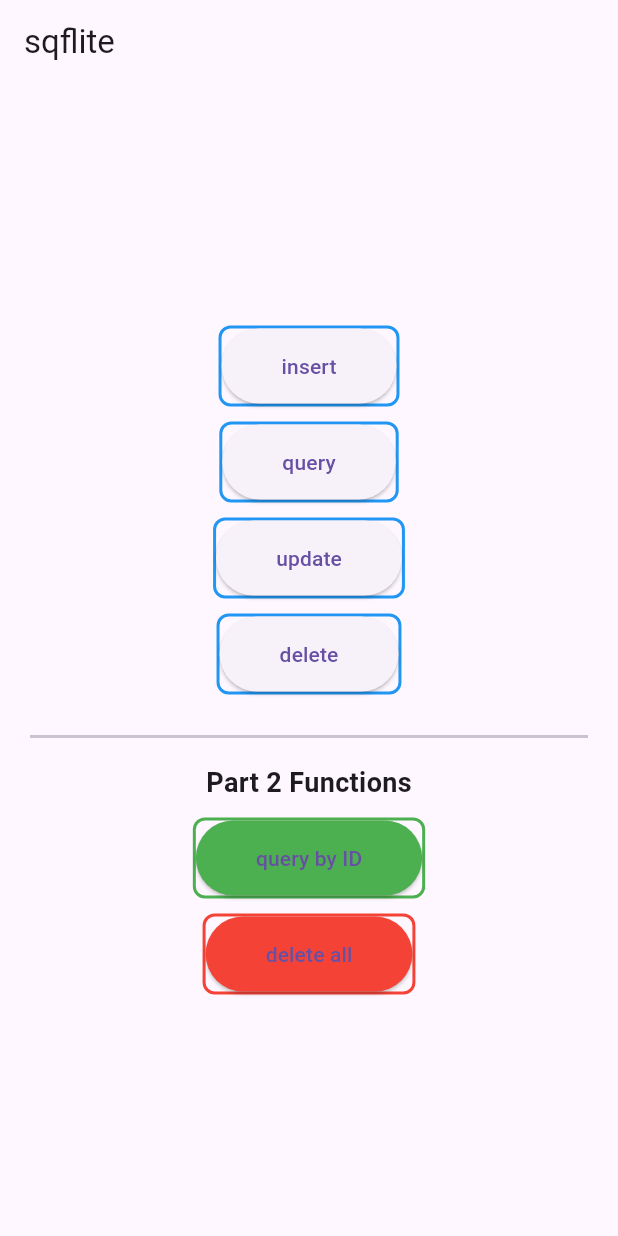
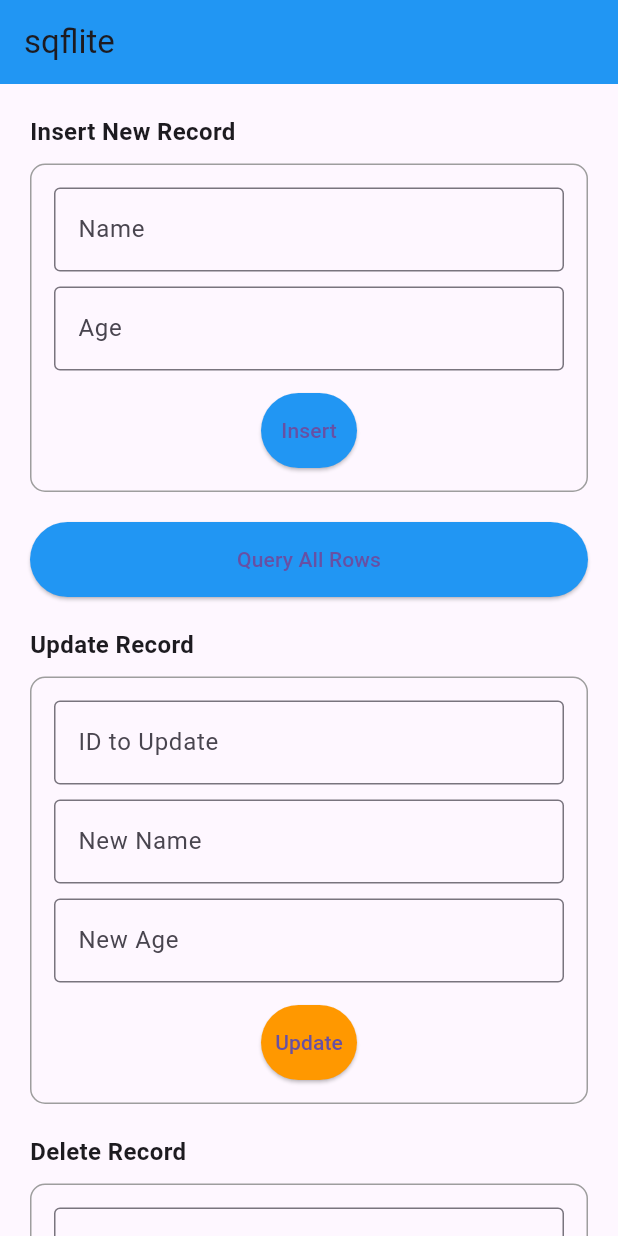
Before and after one commit to AryanSahu2805/Database_Helper, a Flutter app: the screen it shows after launch, on a phone screen of 412 x 824 dp. Run offline on Flutter 3.47's test engine with Material 3 defaults, Android fonts, the phone set to English and light mode, and no system bars; our stand-ins replace sqflite; accounts and stored records are empty.

Commit message:
added text field

```diff
--- a/lib/main.dart
+++ b/lib/main.dart
@@ -27,8 +27,35 @@ class MyApp extends StatelessWidget {
   }
 }
 
-class MyHomePage extends StatelessWidget {
+class MyHomePage extends StatefulWidget {
   const MyHomePage({super.key});
+
+  @override
+  State<MyHomePage> createState() => _MyHomePageState();
+}
+
+class _MyHomePageState extends State<MyHomePage> {
+  final TextEditingController _nameController = TextEditingController();
+  final TextEditingController _ageController = TextEditingController();
+  final TextEditingController _idController = TextEditingController();
+  final TextEditingController _updateIdController = TextEditingController();
+  final TextEditingController _updateNameController = TextEditingController();
+  final TextEditingController _updateAgeController = TextEditingController();
+  final TextEditingController _deleteIdController = TextEditingController();
+  final TextEditingController _queryIdController = TextEditingController();
+
+  @override
+  void dispose() {
+    _nameController.dispose();
+    _ageController.dispose();
+    _idController.dispose();
+    _updateIdController.dispose();
+    _updateNameController.dispose();
+    _updateAgeController.dispose();
+    _deleteIdController.dispose();
+    _queryIdController.dispose();
+    super.dispose();
+  }
 
   // homepage layout
   @override
@@ -36,110 +63,212 @@ class MyHomePage extends StatelessWidget {
     return Scaffold(
       appBar: AppBar(
         title: const Text('sqflite'),
+        backgroundColor: Colors.blue,
       ),
-      body: Center(
-        child: Container(
-          padding: const EdgeInsets.all(20),
+      body: SingleChildScrollView(
+        child: Padding(
+          padding: const EdgeInsets.all(20.0),
           child: Column(
-            mainAxisAlignment: MainAxisAlignment.center,
+            crossAxisAlignment: CrossAxisAlignment.stretch,
             children: <Widget>[
+              // Insert Section
+              const Text(
+                'Insert New Record',
+                style: TextStyle(fontSize: 16, fontWeight: FontWeight.bold),
+              ),
+              const SizedBox(height: 10),
               Container(
+                padding: const EdgeInsets.all(15),
                 decoration: BoxDecoration(
-                  border: Border.all(color: Colors.blue, width: 2),
-                  borderRadius: BorderRadius.circular(8),
+                  border: Border.all(color: Colors.grey, width: 1),
+                  borderRadius: BorderRadius.circular(10),
                 ),
-                child: ElevatedButton(
-                  onPressed: _insert,
-                  style: ElevatedButton.styleFrom(
-                    padding: const EdgeInsets.symmetric(
-                        horizontal: 40, vertical: 15),
-                  ),
-                  child: const Text('insert'),
+                child: Column(
+                  children: [
+                    TextField(
+                      controller: _nameController,
+                      decoration: const InputDecoration(
+                        labelText: 'Name',
+                        border: OutlineInputBorder(),
                       ),
                     ),
                     const SizedBox(height: 10),
-              Container(
-                decoration: BoxDecoration(
-                  border: Border.all(color: Colors.blue, width: 2),
-                  borderRadius: BorderRadius.circular(8),
+                    TextField(
+                      controller: _ageController,
+                      keyboardType: TextInputType.number,
+                      decoration: const InputDecoration(
+                        labelText: 'Age',
+                        border: OutlineInputBorder(),
                       ),
-                child: ElevatedButton(
+                    ),
+                    const SizedBox(height: 15),
+                    ElevatedButton(
+                      onPressed: _insert,
+                      style: ElevatedButton.styleFrom(
+                        backgroundColor: Colors.blue,
+                        padding: const EdgeInsets.symmetric(vertical: 15),
+                      ),
+                      child: const Text('Insert'),
+                    ),
+                  ],
+                ),
+              ),
+
+              const SizedBox(height: 20),
+
+              // Query All Button
+              ElevatedButton(
                 onPressed: _query,
                 style: ElevatedButton.styleFrom(
-                    padding: const EdgeInsets.symmetric(
-                        horizontal: 40, vertical: 15),
+                  backgroundColor: Colors.blue,
+                  padding: const EdgeInsets.symmetric(vertical: 15),
                 ),
-                  child: const Text('query'),
+                child: const Text('Query All Rows'),
+              ),
+
+              const SizedBox(height: 20),
+
+              // Update Section
+              const Text(
+                'Update Record',
+                style: TextStyle(fontSize: 16, fontWeight: FontWeight.bold),
+              ),
+              const SizedBox(height: 10),
+              Container(
+                padding: const EdgeInsets.all(15),
+                decoration: BoxDecoration(
+                  border: Border.all(color: Colors.grey, width: 1),
+                  borderRadius: BorderRadius.circular(10),
+                ),
+                child: Column(
+                  children: [
+                    TextField(
+                      controller: _updateIdController,
+                      keyboardType: TextInputType.number,
+                      decoration: const InputDecoration(
+                        labelText: 'ID to Update',
+                        border: OutlineInputBorder(),
                       ),
                     ),
                     const SizedBox(height: 10),
-              Container(
-                decoration: BoxDecoration(
-                  border: Border.all(color: Colors.blue, width: 2),
-                  borderRadius: BorderRadius.circular(8),
-                ),
-                child: ElevatedButton(
-                  onPressed: _update,
-                  style: ElevatedButton.styleFrom(
-                    padding: const EdgeInsets.symmetric(
-                        horizontal: 40, vertical: 15),
-                  ),
-                  child: const Text('update'),
+                    TextField(
+                      controller: _updateNameController,
+                      decoration: const InputDecoration(
+                        labelText: 'New Name',
+                        border: OutlineInputBorder(),
                       ),
                     ),
                     const SizedBox(height: 10),
+                    TextField(
+                      controller: _updateAgeController,
+                      keyboardType: TextInputType.number,
+                      decoration: const InputDecoration(
+                        labelText: 'New Age',
+                        border: OutlineInputBorder(),
+                      ),
+                    ),
+                    const SizedBox(height: 15),
+                    ElevatedButton(
+                      onPressed: _update,
+                      style: ElevatedButton.styleFrom(
+                        backgroundColor: Colors.orange,
+                        padding: const EdgeInsets.symmetric(vertical: 15),
+                      ),
+                      child: const Text('Update'),
+                    ),
+                  ],
+                ),
+              ),
+
+              const SizedBox(height: 20),
+
+              // Delete Section
+              const Text(
+                'Delete Record',
+                style: TextStyle(fontSize: 16, fontWeight: FontWeight.bold),
+              ),
+              const SizedBox(height: 10),
               Container(
+                padding: const EdgeInsets.all(15),
                 decoration: BoxDecoration(
-                  border: Border.all(color: Colors.blue, width: 2),
-                  borderRadius: BorderRadius.circular(8),
+                  border: Border.all(color: Colors.grey, width: 1),
+                  borderRadius: BorderRadius.circular(10),
                 ),
-                child: ElevatedButton(
+                child: Column(
+                  children: [
+                    TextField(
+                      controller: _deleteIdController,
+                      keyboardType: TextInputType.number,
+                      decoration: const InputDecoration(
+                        labelText: 'ID to Delete',
+                        border: OutlineInputBorder(),
+                      ),
+                    ),
+                    const SizedBox(height: 15),
+                    ElevatedButton(
                       onPressed: _delete,
                       style: ElevatedButton.styleFrom(
-                    padding: const EdgeInsets.symmetric(
-                        horizontal: 40, vertical: 15),
+                        backgroundColor: Colors.red,
+                        padding: const EdgeInsets.symmetric(vertical: 15),
                       ),
-                  child: const Text('delete'),
+                      child: const Text('Delete'),
+                    ),
+                  ],
                 ),
               ),
+
               const SizedBox(height: 20),
               const Divider(thickness: 2),
               const SizedBox(height: 10),
+
+              // Part 2 Functions
               const Text(
                 'Part 2 Functions',
                 style: TextStyle(fontSize: 18, fontWeight: FontWeight.bold),
+                textAlign: TextAlign.center,
               ),
-              const SizedBox(height: 10),
+              const SizedBox(height: 15),
+
+              // Query by ID Section
               Container(
+                padding: const EdgeInsets.all(15),
                 decoration: BoxDecoration(
                   border: Border.all(color: Colors.green, width: 2),
-                  borderRadius: BorderRadius.circular(8),
+                  borderRadius: BorderRadius.circular(10),
                 ),
-                child: ElevatedButton(
+                child: Column(
+                  children: [
+                    TextField(
+                      controller: _queryIdController,
+                      keyboardType: TextInputType.number,
+                      decoration: const InputDecoration(
+                        labelText: 'ID to Query',
+                        border: OutlineInputBorder(),
+                      ),
+                    ),
+                    const SizedBox(height: 15),
+                    ElevatedButton(
                       onPressed: _queryById,
                       style: ElevatedButton.styleFrom(
                         backgroundColor: Colors.green,
-                    padding: const EdgeInsets.symmetric(
-                        horizontal: 40, vertical: 15),
+                        padding: const EdgeInsets.symmetric(vertical: 15),
                       ),
-                  child: const Text('query by ID'),
+                      child: const Text('Query by ID'),
+                    ),
+                  ],
                 ),
               ),
-              const SizedBox(height: 10),
-              Container(
-                decoration: BoxDecoration(
-                  border: Border.all(color: Colors.red, width: 2),
-                  borderRadius: BorderRadius.circular(8),
-                ),
-                child: ElevatedButton(
+
+              const SizedBox(height: 15),
+
+              // Delete All Button
+              ElevatedButton(
                 onPressed: _deleteAll,
                 style: ElevatedButton.styleFrom(
-                    backgroundColor: Colors.red,
-                    padding: const EdgeInsets.symmetric(
-                        horizontal: 40, vertical: 15),
+                  backgroundColor: Colors.red[700],
+                  padding: const EdgeInsets.symmetric(vertical: 15),
                 ),
-                  child: const Text('delete all'),
-                ),
+                child: const Text('Delete All Records'),
               ),
             ],
           ),
@@ -151,13 +280,22 @@ class MyHomePage extends StatelessWidget {
   // Button onPressed methods
 
   void _insert() async {
+    if (_nameController.text.isEmpty || _ageController.text.isEmpty) {
+      debugPrint('Error: Name and Age fields cannot be empty');
+      return;
+    }
+
     // row to insert
     Map<String, dynamic> row = {
-      DatabaseHelper.columnName: 'Bob',
-      DatabaseHelper.columnAge: 23
+      DatabaseHelper.columnName: _nameController.text,
+      DatabaseHelper.columnAge: int.parse(_ageController.text)
     };
     final id = await dbHelper.insert(row);
     debugPrint('inserted row id: $id');
+
+    // Clear the text fields after insert
+    _nameController.clear();
+    _ageController.clear();
   }
 
   void _query() async {
@@ -169,33 +307,60 @@ class MyHomePage extends StatelessWidget {
   }
 
   void _update() async {
+    if (_updateIdController.text.isEmpty ||
+        _updateNameController.text.isEmpty ||
+        _updateAgeController.text.isEmpty) {
+      debugPrint('Error: All update fields must be filled');
+      return;
+    }
+
     // row to update
     Map<String, dynamic> row = {
-      DatabaseHelper.columnId: 1,
-      DatabaseHelper.columnName: 'Mary',
-      DatabaseHelper.columnAge: 32
+      DatabaseHelper.columnId: int.parse(_updateIdController.text),
+      DatabaseHelper.columnName: _updateNameController.text,
+      DatabaseHelper.columnAge: int.parse(_updateAgeController.text)
     };
     final rowsAffected = await dbHelper.update(row);
     debugPrint('updated $rowsAffected row(s)');
+
+    // Clear the text fields after update
+    _updateIdController.clear();
+    _updateNameController.clear();
+    _updateAgeController.clear();
   }
 
   void _delete() async {
-    // Assuming that the number of rows is the id for the last row.
-    final id = await dbHelper.queryRowCount();
+    if (_deleteIdController.text.isEmpty) {
+      debugPrint('Error: ID field cannot be empty');
+      return;
+    }
+
+    final id = int.parse(_deleteIdController.text);
     final rowsDeleted = await dbHelper.delete(id);
     debugPrint('deleted $rowsDeleted row(s): row $id');
+
+    // Clear the text field after delete
+    _deleteIdController.clear();
   }
 
   // Part 2 Functions
 
   void _queryById() async {
-    // Query for row with ID 1
-    final row = await dbHelper.queryById(1);
+    if (_queryIdController.text.isEmpty) {
+      debugPrint('Error: ID field cannot be empty');
+      return;
+    }
+
+    final id = int.parse(_queryIdController.text);
+    final row = await dbHelper.queryById(id);
     if (row != null) {
-      debugPrint('query by ID (1): $row');
+      debugPrint('query by ID ($id): $row');
     } else {
-      debugPrint('No row found with ID 1');
+      debugPrint('No row found with ID $id');
     }
+
+    // Clear the text field after query
+    _queryIdController.clear();
   }
 
   void _deleteAll() async {
```
Lines whose indentation alone changed are shown as unchanged.
